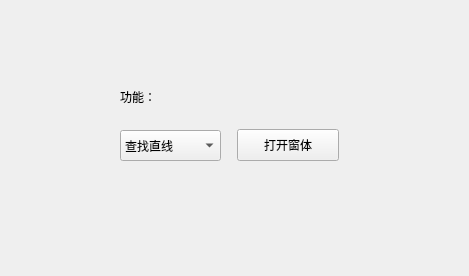
First picture: the form in CMvVisionParamWidget/CMvVisionParamWidget/formFiles/CMvTestWidget.ui, repository OrangLBlue/QtUI_For_Work, before the edit.
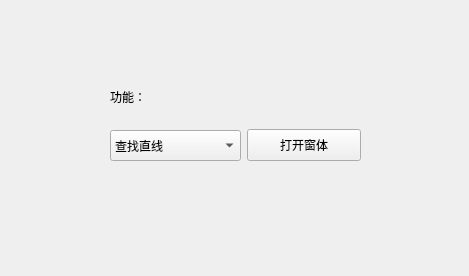
Second picture: the form after the edit.

Diff of the .ui file:
```diff
--- a/CMvVisionParamWidget/CMvVisionParamWidget/formFiles/CMvTestWidget.ui
+++ b/CMvVisionParamWidget/CMvVisionParamWidget/formFiles/CMvTestWidget.ui
@@ -16,9 +16,9 @@
   <widget class="QWidget" name="widget" native="true">
    <property name="geometry">
     <rect>
-     <x>120</x>
+     <x>110</x>
      <y>70</y>
-     <width>219</width>
+     <width>251</width>
      <height>91</height>
     </rect>
    </property>
@@ -42,7 +42,7 @@
        <widget class="QComboBox" name="comboBox_selectionFunction">
         <property name="minimumSize">
          <size>
-          <width>101</width>
+          <width>131</width>
           <height>31</height>
          </size>
         </property>
```
Left out of the diff: 65 changed lines with no effect on the pictures.
